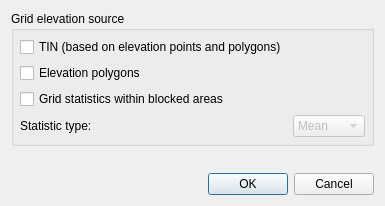
This is flo2d/ui/grid_elevation.ui in FLO-2DSoftware/qgis-flo-2d-plugin as Qt 5 draws it before an edit. The edited form follows.
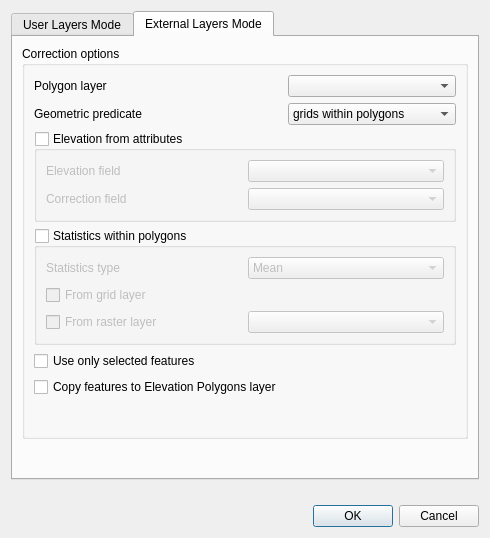
This is the edited form. The open tabs and pages were chosen to show the change.

Commit message: Refactoring elevation correction tool.

The edit to the form file:
```diff
--- a/flo2d/ui/grid_elevation.ui
+++ b/flo2d/ui/grid_elevation.ui
@@ -6,8 +6,8 @@
    <rect>
     <x>0</x>
     <y>0</y>
-    <width>385</width>
-    <height>206</height>
+    <width>444</width>
+    <height>538</height>
    </rect>
   </property>
   <property name="sizePolicy">
@@ -20,78 +20,7 @@
    <string>Correct grid elevation</string>
   </property>
   <layout class="QGridLayout" name="gridLayout">
-   <item row="0" column="0">
-    <widget class="QGroupBox" name="elev_src_frame">
-     <property name="title">
-      <string>Grid elevation source</string>
-     </property>
-     <layout class="QGridLayout" name="gridLayout_2">
-      <property name="margin">
-       <number>6</number>
-      </property>
-      <item row="4" column="0">
-       <widget class="QCheckBox" name="elev_arf_chbox">
-        <property name="text">
-         <string>Grid statistics within blocked areas</string>
-        </property>
-        <property name="checked">
-         <bool>false</bool>
-        </property>
-       </widget>
-      </item>
-      <item row="5" column="1">
-       <widget class="QComboBox" name="stats_cbx">
-        <property name="enabled">
-         <bool>false</bool>
-        </property>
-        <item>
-         <property name="text">
-          <string>Mean</string>
-         </property>
-        </item>
-        <item>
-         <property name="text">
-          <string>Max</string>
-         </property>
-        </item>
-        <item>
-         <property name="text">
-          <string>Min</string>
-         </property>
-        </item>
-       </widget>
-      </item>
-      <item row="2" column="0">
-       <widget class="QCheckBox" name="elev_polygons_chbox">
-        <property name="text">
-         <string>Elevation polygons</string>
-        </property>
-        <property name="checked">
-         <bool>false</bool>
-        </property>
-       </widget>
-      </item>
-      <item row="5" column="0">
-       <widget class="QLabel" name="label">
-        <property name="text">
-         <string>Statistic type:</string>
-        </property>
-       </widget>
-      </item>
-      <item row="1" column="0">
-       <widget class="QCheckBox" name="elev_tin_chbox">
-        <property name="text">
-         <string>TIN (based on elevation points and polygons)</string>
-        </property>
-        <property name="checked">
-         <bool>false</bool>
-        </property>
-       </widget>
-      </item>
-     </layout>
-    </widget>
-   </item>
-   <item row="6" column="0">
+   <item row="5" column="0">
     <widget class="QDialogButtonBox" name="buttonBox">
      <property name="orientation">
       <enum>Qt::Horizontal</enum>
@@ -102,7 +31,7 @@
     </widget>
    </item>
    <item row="1" column="0">
-    <spacer name="verticalSpacer">
+    <spacer name="verticalSpacer_4">
      <property name="orientation">
       <enum>Qt::Vertical</enum>
      </property>
@@ -114,6 +43,325 @@
      </property>
     </spacer>
    </item>
+   <item row="0" column="0">
+    <widget class="QTabWidget" name="correction_tab">
+     <property name="currentIndex">
+      <number>0</number>
+     </property>
+     <widget class="QWidget" name="user_tab">
+      <attribute name="title">
+       <string>User Layers Mode</string>
+      </attribute>
+      <layout class="QGridLayout" name="gridLayout_6">
+       <item row="0" column="0">
+        <widget class="QGroupBox" name="user_grp">
+         <property name="minimumSize">
+          <size>
+           <width>0</width>
+           <height>50</height>
+          </size>
+         </property>
+         <property name="title">
+          <string>Correction options</string>
+         </property>
+         <property name="checkable">
+          <bool>false</bool>
+         </property>
+         <layout class="QGridLayout" name="gridLayout_2">
+          <item row="0" column="0">
+           <widget class="QCheckBox" name="elev_tin_chbox">
+            <property name="text">
+             <string>TIN (based on elevation points and polygons)</string>
+            </property>
+            <property name="checked">
+             <bool>false</bool>
+            </property>
+           </widget>
+          </item>
+          <item row="1" column="0">
+           <widget class="QCheckBox" name="elev_polygons_chbox">
+            <property name="text">
+             <string>Elevation polygons</string>
+            </property>
+            <property name="checked">
+             <bool>false</bool>
+            </property>
+           </widget>
+          </item>
+          <item row="2" column="0">
+           <widget class="QCheckBox" name="elev_arf_chbox">
+            <property name="text">
+             <string>Grid statistics within blocked areas</string>
+            </property>
+            <property name="checked">
+             <bool>false</bool>
+            </property>
+           </widget>
+          </item>
+          <item row="5" column="0">
+           <spacer name="verticalSpacer">
+            <property name="orientation">
+             <enum>Qt::Vertical</enum>
+            </property>
+            <property name="sizeHint" stdset="0">
+             <size>
+              <width>20</width>
+              <height>40</height>
+             </size>
+            </property>
+           </spacer>
+          </item>
+          <item row="3" column="0">
+           <widget class="QLabel" name="label">
+            <property name="text">
+             <string>Statistics type:</string>
+            </property>
+           </widget>
+          </item>
+          <item row="4" column="0">
+           <widget class="QComboBox" name="stats_cbx">
+            <property name="enabled">
+             <bool>false</bool>
+            </property>
+            <item>
+             <property name="text">
+              <string>Mean</string>
+             </property>
+            </item>
+            <item>
+             <property name="text">
+              <string>Max</string>
+             </property>
+            </item>
+            <item>
+             <property name="text">
+              <string>Min</string>
+             </property>
+            </item>
+           </widget>
+          </item>
+         </layout>
+        </widget>
+       </item>
+       <item row="1" column="0">
+        <spacer name="verticalSpacer_3">
+         <property name="orientation">
+          <enum>Qt::Vertical</enum>
+         </property>
+         <property name="sizeHint" stdset="0">
+          <size>
+           <width>20</width>
+           <height>40</height>
+          </size>
+         </property>
+        </spacer>
+       </item>
+      </layout>
+     </widget>
+     <widget class="QWidget" name="external_tab">
+      <attribute name="title">
+       <string>External Layers Mode</string>
+      </attribute>
+      <layout class="QGridLayout" name="gridLayout_7">
+       <item row="2" column="0">
+        <spacer name="verticalSpacer_2">
+         <property name="orientation">
+          <enum>Qt::Vertical</enum>
+         </property>
+         <property name="sizeHint" stdset="0">
+          <size>
+           <width>20</width>
+           <height>40</height>
+          </size>
+         </property>
+        </spacer>
+       </item>
+       <item row="1" column="0">
+        <widget class="QGroupBox" name="external_grp">
+         <property name="minimumSize">
+          <size>
+           <width>0</width>
+           <height>50</height>
+          </size>
+         </property>
+         <property name="title">
+          <string>Correction options</string>
+         </property>
+         <property name="checkable">
+          <bool>false</bool>
+         </property>
+         <property name="checked">
+          <bool>false</bool>
+         </property>
+         <layout class="QGridLayout" name="gridLayout_3">
+          <item row="10" column="0" colspan="2">
+           <widget class="QGroupBox" name="stats_grp">
+            <property name="title">
+             <string>Statistics within polygons</string>
+            </property>
+            <property name="checkable">
+             <bool>true</bool>
+            </property>
+            <property name="checked">
+             <bool>false</bool>
+            </property>
+            <layout class="QGridLayout" name="gridLayout_5">
+             <item row="2" column="2">
+              <widget class="QComboBox" name="raster_cbo">
+               <property name="enabled">
+                <bool>false</bool>
+               </property>
+              </widget>
+             </item>
+             <item row="0" column="2">
+              <widget class="QComboBox" name="estats_cbo">
+               <item>
+                <property name="text">
+                 <string>Mean</string>
+                </property>
+               </item>
+               <item>
+                <property name="text">
+                 <string>Min</string>
+                </property>
+               </item>
+               <item>
+                <property name="text">
+                 <string>Max</string>
+                </property>
+               </item>
+              </widget>
+             </item>
+             <item row="2" column="0">
+              <widget class="QCheckBox" name="raster_chbox">
+               <property name="text">
+                <string>From raster layer</string>
+               </property>
+              </widget>
+             </item>
+             <item row="0" column="0">
+              <widget class="QLabel" name="label_5">
+               <property name="text">
+                <string>Statistics type</string>
+               </property>
+              </widget>
+             </item>
+             <item row="1" column="0">
+              <widget class="QCheckBox" name="grid_chbox">
+               <property name="text">
+                <string>From grid layer</string>
+               </property>
+              </widget>
+             </item>
+            </layout>
+           </widget>
+          </item>
+          <item row="1" column="0">
+           <widget class="QLabel" name="label_2">
+            <property name="text">
+             <string>Polygon layer</string>
+            </property>
+           </widget>
+          </item>
+          <item row="1" column="1">
+           <widget class="QComboBox" name="vector_cbo"/>
+          </item>
+          <item row="11" column="0">
+           <widget class="QCheckBox" name="selected_chbox">
+            <property name="text">
+             <string>Use only selected features</string>
+            </property>
+           </widget>
+          </item>
+          <item row="13" column="0">
+           <spacer name="verticalSpacer_5">
+            <property name="orientation">
+             <enum>Qt::Vertical</enum>
+            </property>
+            <property name="sizeHint" stdset="0">
+             <size>
+              <width>20</width>
+              <height>40</height>
+             </size>
+            </property>
+           </spacer>
+          </item>
+          <item row="9" column="0" colspan="2">
+           <widget class="QGroupBox" name="fields_grp">
+            <property name="sizeIncrement">
+             <size>
+              <width>0</width>
+              <height>50</height>
+             </size>
+            </property>
+            <property name="title">
+             <string>Elevation from attributes</string>
+            </property>
+            <property name="checkable">
+             <bool>true</bool>
+            </property>
+            <property name="checked">
+             <bool>false</bool>
+            </property>
+            <layout class="QGridLayout" name="gridLayout_4">
+             <item row="0" column="1">
+              <widget class="QComboBox" name="elev_cbo"/>
+             </item>
+             <item row="0" column="0">
+              <widget class="QLabel" name="label_3">
+               <property name="text">
+                <string>Elevation field</string>
+               </property>
+              </widget>
+             </item>
+             <item row="1" column="0">
+              <widget class="QLabel" name="label_4">
+               <property name="text">
+                <string>Correction field</string>
+               </property>
+              </widget>
+             </item>
+             <item row="1" column="1">
+              <widget class="QComboBox" name="correction_cbo"/>
+             </item>
+            </layout>
+           </widget>
+          </item>
+          <item row="12" column="0">
+           <widget class="QCheckBox" name="copy_chbox">
+            <property name="text">
+             <string>Copy features to Elevation Polygons layer</string>
+            </property>
+           </widget>
+          </item>
+          <item row="3" column="1">
+           <widget class="QComboBox" name="predicate_cbo">
+            <item>
+             <property name="text">
+              <string>grids within polygons</string>
+             </property>
+            </item>
+            <item>
+             <property name="text">
+              <string>centroids within polygons</string>
+             </property>
+            </item>
+           </widget>
+          </item>
+          <item row="3" column="0">
+           <widget class="QLabel" name="label_6">
+            <property name="text">
+             <string>Geometric predicate</string>
+            </property>
+           </widget>
+          </item>
+         </layout>
+        </widget>
+       </item>
+      </layout>
+     </widget>
+    </widget>
+   </item>
   </layout>
  </widget>
  <resources/>
```
The commit also changes 6 other files.
